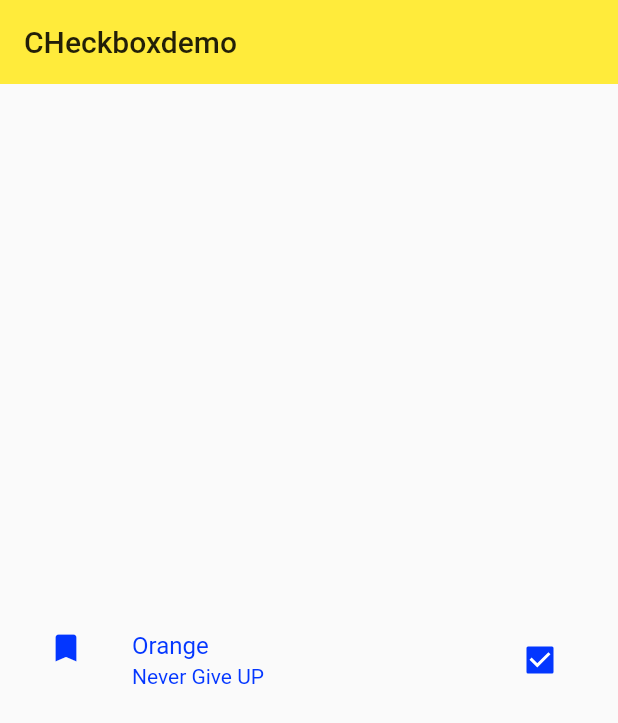
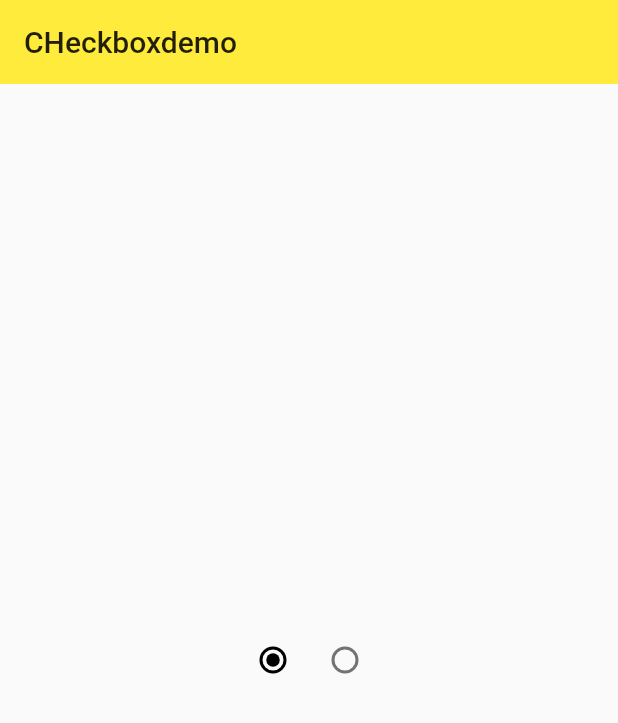
Before and after one commit to Orangem21/flutter, a Flutter app: the checkBoxDemo screen opened directly, on a phone screen of 412 x 824 dp. Shown: the top 723 px of the screen. Run offline on Flutter 3.47's test engine with Material 2 defaults, Android fonts, the phone set to English and light mode, and no system bars.

Commit message:
单选按钮

```diff
--- a/lib/demo/checkbox_demo.dart
+++ b/lib/demo/checkbox_demo.dart
@@ -8,9 +8,15 @@ class _checkBoxDemoState extends State<checkBoxDemo> {
 
 String _currentMenuItem  = 'Home';
 
+  int _radioGroupA = 0;
 
   bool _checkBoxStatusA = true;
 
+  void _handleValueChanged(int value){
+    setState(() {
+          _radioGroupA = value;
+        });
+  }
 
   @override
   Widget build(BuildContext context) {
@@ -24,21 +30,35 @@ String _currentMenuItem  = 'Home';
         child: Column(
           mainAxisAlignment: MainAxisAlignment.center,
           children: <Widget>[
-            CheckboxListTile(
-              value: _checkBoxStatusA,
-              onChanged: (value){
-                setState(() {
-                          _checkBoxStatusA = value;
-                                });
-              },
-              title: Text('Orange'),
-              subtitle: Text('Never Give UP'),
-              secondary: Icon(Icons.bookmark),
-              selected : _checkBoxStatusA,
-            ),
+            // CheckboxListTile(
+            //   value: _checkBoxStatusA,
+            //   onChanged: (value){
+            //     setState(() {
+            //               _checkBoxStatusA = value;
+            //                     });
+            //   },
+            //   title: Text('Orange'),
+            //   subtitle: Text('Never Give UP'),
+            //   secondary: Icon(Icons.bookmark),
+            //   selected : _checkBoxStatusA,
+            // ),
             Row(
               mainAxisAlignment: MainAxisAlignment.center,
               children: <Widget>[
+
+                Radio(
+                  value: 0,
+                  groupValue: _radioGroupA,
+                  onChanged: _handleValueChanged,
+                  activeColor: Colors.black,
+                ),
+                Radio(
+                  value: 1,
+                  groupValue: _radioGroupA,
+                  onChanged: _handleValueChanged,
+                  activeColor: Colors.black,
+                ),
+
                 // Text('Orange'),
                 // Checkbox(
                 //   value: _checkBoxStatusA,
```
